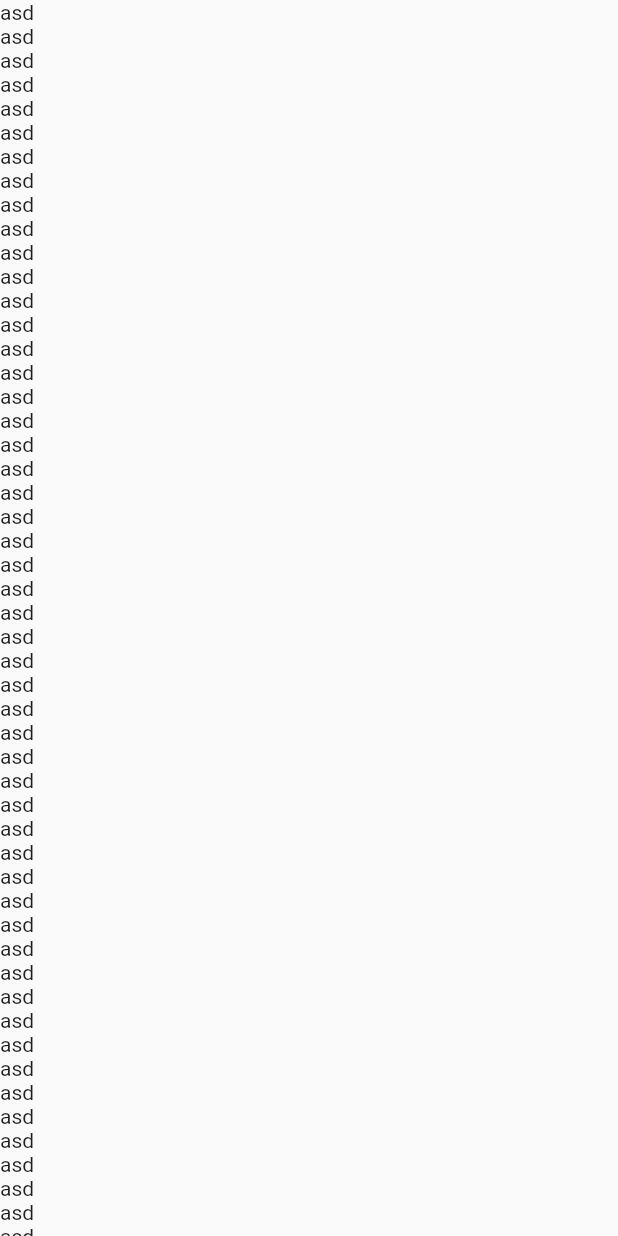
After one commit to oguzunluerler1/kategorilerMyPartOfTheUIViews, a Flutter app: the re screen opened directly, on a phone screen of 412 x 824 dp. The commit adds this screen. Run offline on Flutter 3.47's test engine with Material 2 defaults, Android fonts, the phone set to English and light mode, and no system bars; network calls fail.

Commit message:
scroll düzeldi

```diff
--- /dev/null
+++ b/lib/screens/asagikaydirma.dart
@@ -0,0 +1,88 @@
+import 'package:flutter/material.dart';
+import 'package:flutter/src/foundation/key.dart';
+import 'package:flutter/src/widgets/framework.dart';
+
+class re extends StatelessWidget {
+  const re({Key? key}) : super(key: key);
+
+  @override
+  Widget build(BuildContext context) {
+    return Scaffold(
+      body: Column(
+        children: [
+          Text(  "asd"),
+          Text(  "asd"),
+          Text(  "asd"),
+          Text(  "asd"),
+          Text(  "asd"),
+          Text(  "asd"),
+          Text(  "asd"),
+          Text(  "asd"),
+          Text(  "asd"),
+          Text(  "asd"),
+          Text(  "asd"),
+          Text(  "asd"),
+          Text(  "asd"),
+          Text(  "asd"),
+          Text(  "asd"),
+          Text(  "asd"),
+          Text(  "asd"),
+          Text(  "asd"),
+          Text(  "asd"),
+          Text(  "asd"),
+          Text(  "asd"),
+          Text(  "asd"),
+          Text(  "asd"),
+          Text(  "asd"),
+          Text(  "asd"),
+          Text(  "asd"),
+          Text(  "asd"),
+          Text(  "asd"),
+          Text(  "asd"),
+          Text(  "asd"),
+          Text(  "asd"),
+          Text(  "asd"),
+          Text(  "asd"),
+          Text(  "asd"),
+          Text(  "asd"),
+          Text(  "asd"),
+          Text(  "asd"),
+          Text(  "asd"),
+          Text(  "asd"),
+          Text(  "asd"),
+          Text(  "asd"),
+          Text(  "asd"),
+          Text(  "asd"),
+          Text(  "asd"),
+          Text(  "asd"),
+          Text(  "asd"),
+          Text(  "asd"),
+          Text(  "asd"),
+          Text(  "asd"),
+          Text(  "asd"),
+          Text(  "asd"),
+          Text(  "asd"),
+          Text(  "asd"),
+          Text(  "asd"),
+          Text(  "asd"),
+          Text(  "asd"),
+          Text(  "asd"),
+          Text(  "asd"),
+          Text(  "asd"),
+          Text(  "asd"),
+          Text(  "asd"),
+          Text(  "asd"),
+          Text(  "asd"),
+          Text(  "asd"),
+          Text(  "asd"),
+          Text(  "asd"),
+
+
+
+
+
+        ],
+      ),
+    );
+  }
+}
--- a/lib/screens/siparislerim.dart
+++ b/lib/screens/siparislerim.dart
@@ -33,18 +33,13 @@ class _siparislerViewState extends State<siparislerView> {
   }
 
   Widget bodyMethod() {
-    return SizedBox(
+    return Column(
+      children: [
+        ustSiparisTalepSecimMetodu(),
+        Expanded(
+          child: SingleChildScrollView(
             child: Expanded(
               child: Column(
-          children: [
-            ustSiparisTalepSecimMetodu(),
-            SingleChildScrollView(
-              child: Expanded(
-                child: Column(
-                  children: [
-                    Column(
-                      children: [
-                        Column(
                 children: [
                   gestureDetectorIcKutuFull(),
                   gestureDetectorIcKutuFull(),
@@ -53,16 +48,11 @@ class _siparislerViewState extends State<siparislerView> {
                   gestureDetectorIcKutuFull(),
                   gestureDetectorIcKutuFull(),
                 ],
-                        )
-                      ],
-                    )
-                  ],
+              ),
             ),
           ),
         ),
       ],
-        ),
-      ),
     );
   }
 
```
Lines whose indentation alone changed are shown as unchanged.
